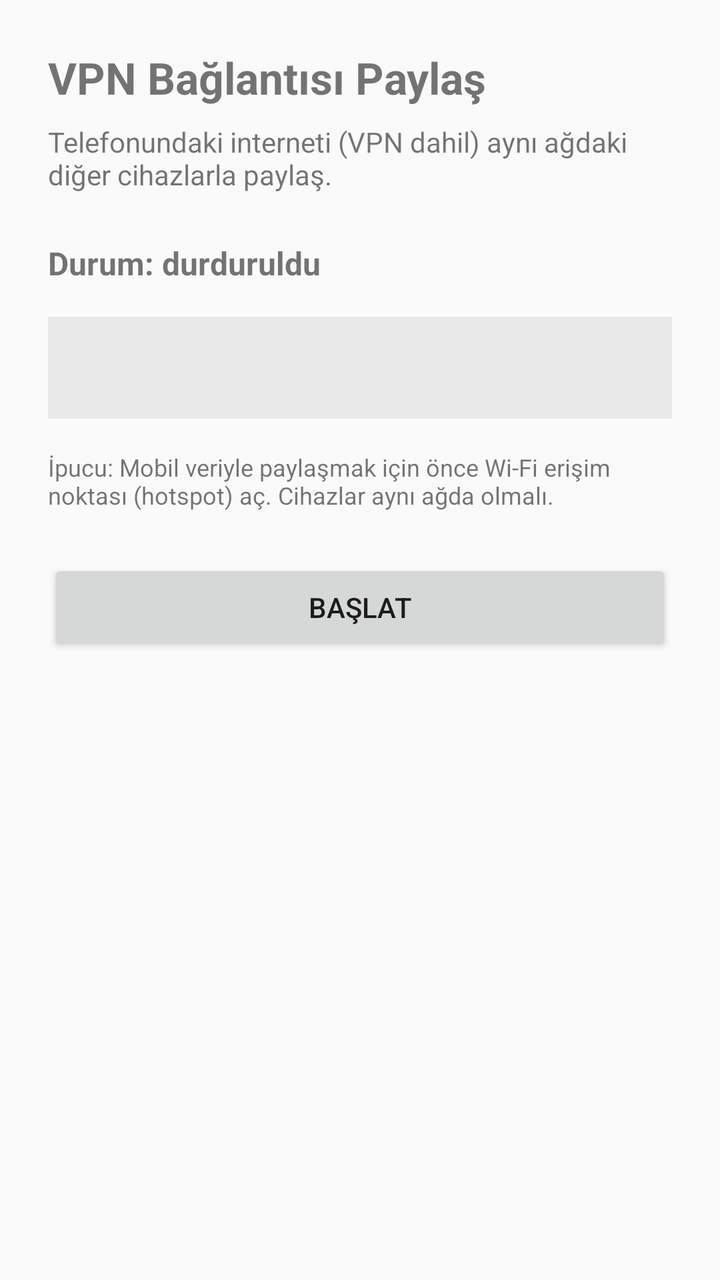
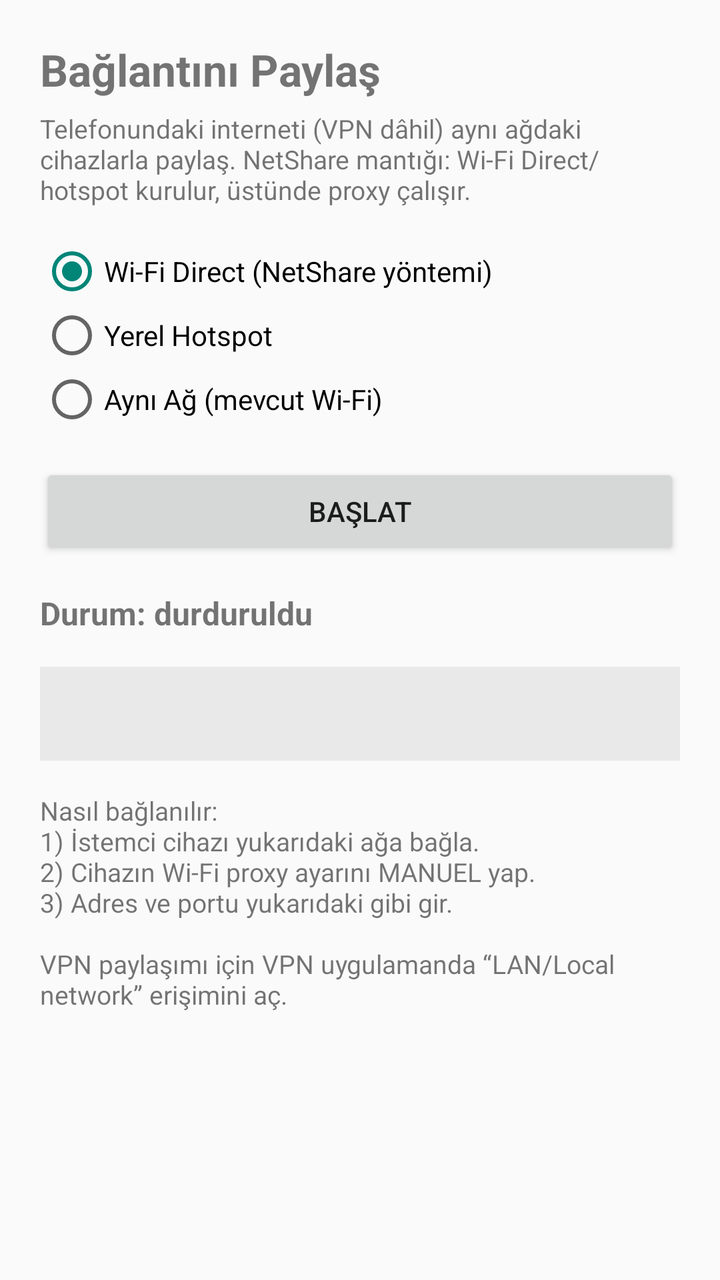

Two renders of the same Android screen: before a commit and after it. Below are the layout's source before the change and the commit's diff.
<!-- AndroidManifest.xml: application theme Theme.VpnShare -->
<!-- res/layout/activity_main.xml -->
<?xml version="1.0" encoding="utf-8"?>
<ScrollView xmlns:android="http://schemas.android.com/apk/res/android"
    android:layout_width="match_parent"
    android:layout_height="match_parent">

    <LinearLayout
        android:layout_width="match_parent"
        android:layout_height="wrap_content"
        android:orientation="vertical"
        android:padding="24dp">

        <TextView
            android:layout_width="match_parent"
            android:layout_height="wrap_content"
            android:text="@string/title"
            android:textSize="22sp"
            android:textStyle="bold" />

        <TextView
            android:layout_width="match_parent"
            android:layout_height="wrap_content"
            android:layout_marginTop="8dp"
            android:text="@string/desc"
            android:textSize="14sp" />

        <TextView
            android:id="@+id/statusText"
            android:layout_width="match_parent"
            android:layout_height="wrap_content"
            android:layout_marginTop="24dp"
            android:text="@string/status_stopped"
            android:textSize="16sp"
            android:textStyle="bold" />

        <TextView
            android:id="@+id/infoText"
            android:layout_width="match_parent"
            android:layout_height="wrap_content"
            android:layout_marginTop="16dp"
            android:background="#11000000"
            android:fontFamily="monospace"
            android:padding="16dp"
            android:textSize="14sp" />

        <TextView
            android:layout_width="match_parent"
            android:layout_height="wrap_content"
            android:layout_marginTop="16dp"
            android:text="@string/hint"
            android:textSize="12sp" />

        <Button
            android:id="@+id/toggleButton"
            android:layout_width="match_parent"
            android:layout_height="wrap_content"
            android:layout_marginTop="24dp"
            android:text="@string/start" />

    </LinearLayout>

</ScrollView>
<!-- resources referenced by this layout -->
<resources>
  <string name="desc">Telefonundaki interneti (VPN dahil) aynı ağdaki diğer cihazlarla paylaş.</string>
  <string name="hint">İpucu: Mobil veriyle paylaşmak için önce Wi-Fi erişim noktası (hotspot) aç. Cihazlar aynı ağda olmalı.</string>
  <string name="start">BAŞLAT</string>
  <string name="status_stopped">Durum: durduruldu</string>
  <string name="title">VPN Bağlantısı Paylaş</string>
  <style name="Theme.VpnShare" parent="Theme.AppCompat.DayNight.DarkActionBar" />
</resources>

<!-- the commit's change to res/layout/activity_main.xml (unified diff, before → after) -->
@@ -7,7 +7,7 @@
         android:layout_width="match_parent"
         android:layout_height="wrap_content"
         android:orientation="vertical"
-        android:padding="24dp">
+        android:padding="20dp">
 
         <TextView
             android:layout_width="match_parent"
@@ -19,18 +19,80 @@
         <TextView
             android:layout_width="match_parent"
             android:layout_height="wrap_content"
-            android:layout_marginTop="8dp"
+            android:layout_marginTop="6dp"
             android:text="@string/desc"
-            android:textSize="14sp" />
+            android:textSize="13sp" />
+
+        <RadioGroup
+            android:id="@+id/modeGroup"
+            android:layout_width="match_parent"
+            android:layout_height="wrap_content"
+            android:layout_marginTop="16dp"
+            android:orientation="vertical">
+
+            <RadioButton
+                android:id="@+id/modeP2p"
+                android:layout_width="match_parent"
+                android:layout_height="wrap_content"
+                android:checked="true"
+                android:text="@string/mode_p2p" />
+
+            <RadioButton
+                android:id="@+id/modeHotspot"
+                android:layout_width="match_parent"
+                android:layout_height="wrap_content"
+                android:text="@string/mode_hotspot" />
+
+            <RadioButton
+                android:id="@+id/modeLan"
+                android:layout_width="match_parent"
+                android:layout_height="wrap_content"
+                android:text="@string/mode_lan" />
+        </RadioGroup>
+
+        <Button
+            android:id="@+id/toggleButton"
+            android:layout_width="match_parent"
+            android:layout_height="wrap_content"
+            android:layout_marginTop="16dp"
+            android:text="@string/start" />
 
         <TextView
             android:id="@+id/statusText"
             android:layout_width="match_parent"
             android:layout_height="wrap_content"
-            android:layout_marginTop="24dp"
+            android:layout_marginTop="16dp"
             android:text="@string/status_stopped"
             android:textSize="16sp"
             android:textStyle="bold" />
+
+        <TextView
+            android:id="@+id/errorText"
+            android:layout_width="match_parent"
+            android:layout_height="wrap_content"
+            android:layout_marginTop="8dp"
+            android:textColor="#C62828"
+            android:textSize="14sp"
+            android:visibility="gone" />
+
+        <ImageView
+            android:id="@+id/qrImage"
+            android:layout_width="220dp"
+            android:layout_height="220dp"
+            android:layout_gravity="center_horizontal"
+            android:layout_marginTop="16dp"
+            android:contentDescription="@string/qr_hint"
+            android:visibility="gone" />
+
+        <TextView
+            android:id="@+id/qrHint"
+            android:layout_width="match_parent"
+            android:layout_height="wrap_content"
+            android:layout_marginTop="6dp"
+            android:gravity="center"
+            android:text="@string/qr_hint"
+            android:textSize="12sp"
+            android:visibility="gone" />
 
         <TextView
             android:id="@+id/infoText"
@@ -39,22 +101,15 @@
             android:layout_marginTop="16dp"
             android:background="#11000000"
             android:fontFamily="monospace"
-            android:padding="16dp"
+            android:padding="14dp"
             android:textSize="14sp" />
 
         <TextView
             android:layout_width="match_parent"
             android:layout_height="wrap_content"
             android:layout_marginTop="16dp"
-            android:text="@string/hint"
-            android:textSize="12sp" />
-
-        <Button
-            android:id="@+id/toggleButton"
-            android:layout_width="match_parent"
-            android:layout_height="wrap_content"
-            android:layout_marginTop="24dp"
-            android:text="@string/start" />
+            android:text="@string/howto"
+            android:textSize="13sp" />
 
     </LinearLayout>
 
<!-- resource entries referenced after the edit -->
@@ -1,10 +1,14 @@
 <!-- resources referenced by this layout -->
 <resources>
-  <string name="desc">Telefonundaki interneti (VPN dahil) aynı ağdaki diğer cihazlarla paylaş.</string>
-  <string name="hint">İpucu: Mobil veriyle paylaşmak için önce Wi-Fi erişim noktası (hotspot) aç. Cihazlar aynı ağda olmalı.</string>
+  <string name="desc">Telefonundaki interneti (VPN dâhil) aynı ağdaki cihazlarla paylaş. NetShare mantığı: Wi-Fi Direct/hotspot kurulur, üstünde proxy çalışır.</string>
+  <string name="howto">Nasıl bağlanılır:\n1) İstemci cihazı yukarıdaki ağa bağla.\n2) Cihazın Wi-Fi proxy ayarını MANUEL yap.\n3) Adres ve portu yukarıdaki gibi gir.\n\nVPN paylaşımı için VPN uygulamanda “LAN/Local network” erişimini aç.</string>
+  <string name="mode_hotspot">Yerel Hotspot</string>
+  <string name="mode_lan">Aynı Ağ (mevcut Wi-Fi)</string>
+  <string name="mode_p2p">Wi-Fi Direct (NetShare yöntemi)</string>
+  <string name="qr_hint">Ağa bağlanmak için QR kodu okut (proxy’yi ayrıca elle gir).</string>
   <string name="start">BAŞLAT</string>
   <string name="status_stopped">Durum: durduruldu</string>
-  <string name="title">VPN Bağlantısı Paylaş</string>
+  <string name="title">Bağlantını Paylaş</string>
   <style name="Theme.VpnShare" parent="Theme.AppCompat.DayNight.DarkActionBar" />
 </resources>
 
